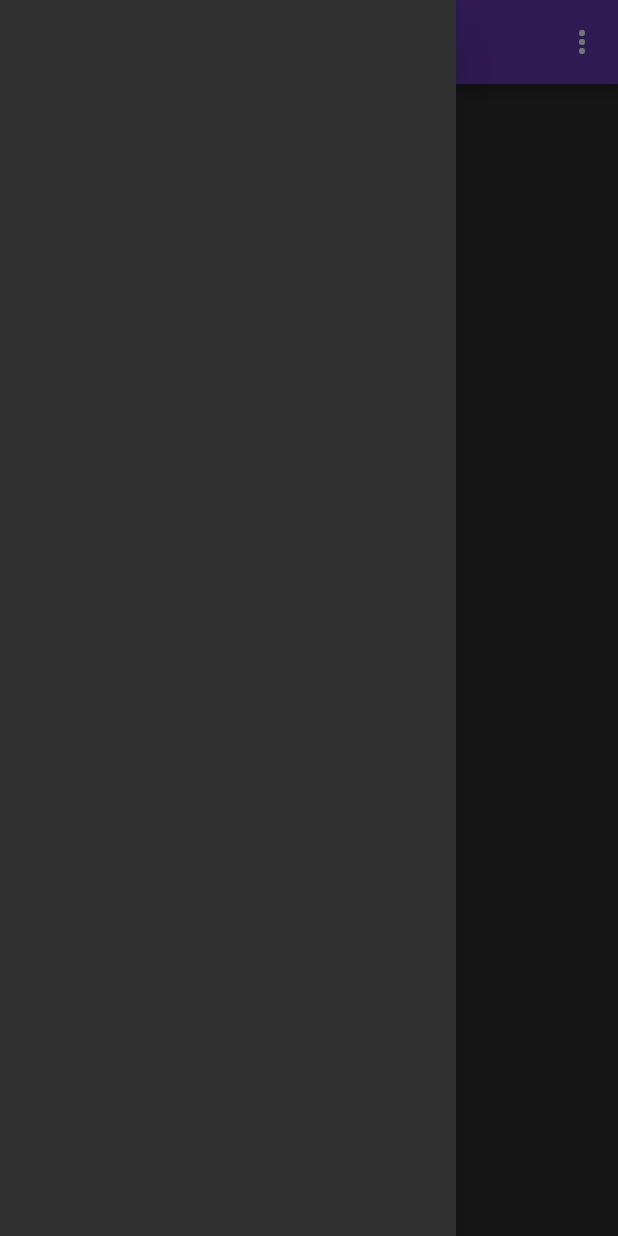
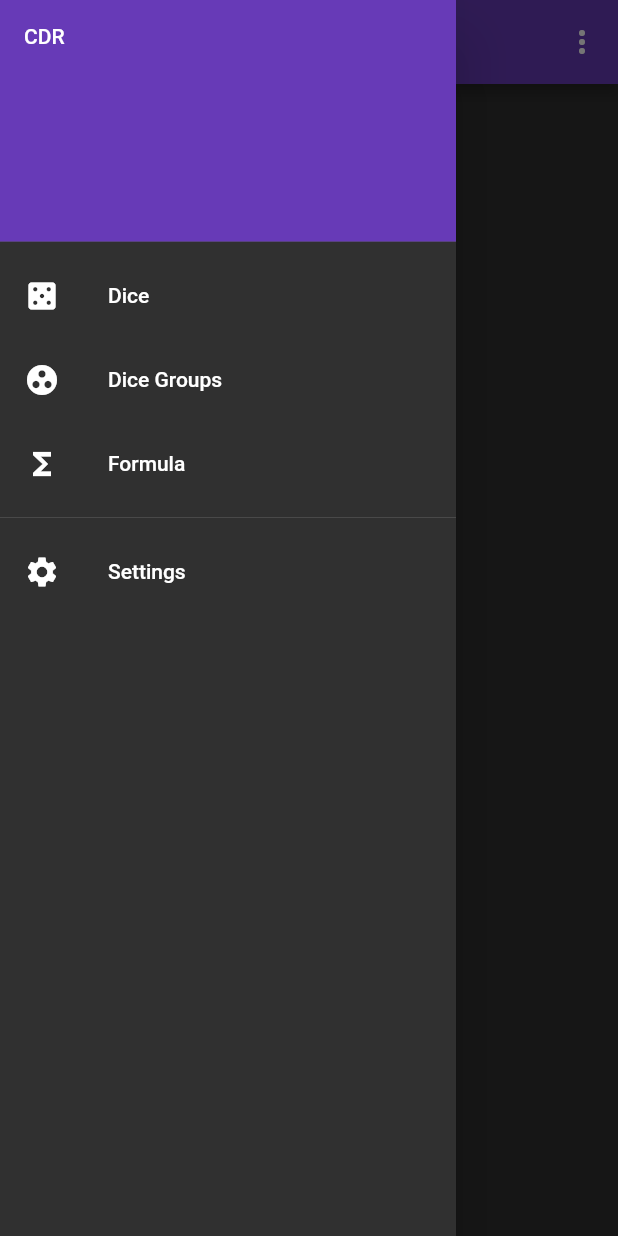
Before and after one commit to CalebQ42/CustomDiceRoller, a Flutter app: the screen it shows after launch, with the side drawer open, on a phone screen of 412 x 824 dp. Run offline on Flutter 3.47's test engine with Material 2 defaults, Android fonts, the phone set to English and light mode, and no system bars; our stand-ins replace shared_preferences; statements that could not run were skipped.

Commit message:
Various Stuff File work is done Updated Deps Created Common Widgets used for all screens

```diff
--- a/lib/Dice/Dice.dart
+++ b/lib/Dice/Dice.dart
@@ -1,5 +1,7 @@
+import 'dart:io';
 import 'dart:math';
 
+import 'package:customdiceroller/CDR.dart';
 import 'package:customdiceroller/CustVars/JsonSavable.dart';
 import 'package:customdiceroller/Dice/DiceResults.dart';
 import 'package:customdiceroller/Dice/Sides.dart';
@@ -20,7 +22,7 @@ class Die extends JsonSavable{
     sides = new List<JsonSavable>();
   }
   Die.withSides([this._name,this.sides]);
-  Die.fromJson(Map<String,dynamic> mp){load(mp);}
+  Die.fromJson(Map<String,dynamic> mp):super.fromJson(mp);
 
   JsonSavable clone() => Die.withSides(_name,new List<JsonSavable>.from(sides));
   void load(Map<String, dynamic> mp) {
@@ -33,10 +35,19 @@ class Die extends JsonSavable{
   SimpleSide getSimple(int i) => sides[i];
   int rollIndex() => new Random().nextInt(sides.length);
   String toString() => _name + " " + sides.toString();
-  //TODO: localLocation
+  String localLocation(CDR cdr) => cdr.dir + "/" + _name.replaceAll(" ", "_")+fileExtension;
   //TODO: driveFile
-  //TODO: delete
-  //TODO: rename
+  void delete(CDR cdr) => new File(localLocation(cdr)).deleteSync();
+  void rename (String newName, CDR cdr){
+    while(saving){
+      sleep(new Duration(milliseconds: 200));
+    }
+    saving = true;
+    new File(localLocation(cdr));
+    _name = newName;
+    saveJson(new File(localLocation(cdr)));
+    saving = false;
+  }
   void renameNoFileMove(String name){
     _name = name;
   }
@@ -59,7 +70,7 @@ class Dice extends JsonSavable{
     dice = new List<Die>();
   }
   Dice.withDice(this._name,this.dice);
-  Dice.fromJson(Map<String,dynamic> mp){load(mp);}
+  Dice.fromJson(Map<String,dynamic> mp):super.fromJson(mp);
 
   JsonSavable clone() => Dice.withDice(_name,new List<Die>.from(dice));
   void load(Map<String, dynamic> mp) {
@@ -87,10 +98,19 @@ class Dice extends JsonSavable{
     });
     return dr;
   }
-  //TODO: localLocation
+  String localLocation(CDR cdr) => cdr.dir + "/" + _name.replaceAll(" ", "_")+fileExtension;
   //TODO: driveFile
-  //TODO: delete
-  //TODO: rename
+  void delete(CDR cdr) => new File(localLocation(cdr)).deleteSync();
+  void rename (String newName, CDR cdr){
+    while(saving){
+      sleep(new Duration(milliseconds: 200));
+    }
+    saving = true;
+    new File(localLocation(cdr));
+    _name = newName;
+    saveJson(new File(localLocation(cdr)));
+    saving = false;
+  }
   void renameNoFileMove(String name){
     _name = name;
   }
--- a/lib/Dice/Sides.dart
+++ b/lib/Dice/Sides.dart
@@ -26,7 +26,7 @@ class ComplexSide extends JsonSavable{
   List<ComplexSidePart> parts = new List<ComplexSidePart>();
 
   ComplexSide({this.number = 0,this.parts});
-  ComplexSide.fromJson(Map<String,dynamic> mp){load(mp);}
+  ComplexSide.fromJson(Map<String,dynamic> mp):super.fromJson(mp);
 
   JsonSavable clone() => ComplexSide(number:number,parts:new List<ComplexSidePart>.from(parts));
   void load(Map<String, dynamic> mp) {
@@ -51,7 +51,7 @@ class ComplexSidePart extends JsonSavable{
   int value;
 
   ComplexSidePart({this.name = "",this.value = 0});
-  ComplexSidePart.fromJson(Map<String,dynamic> mp){load(mp);}
+  ComplexSidePart.fromJson(Map<String,dynamic> mp):super.fromJson(mp);
 
   JsonSavable clone() => ComplexSidePart(name:name,value:value);
   void load(Map<String, dynamic> mp){
--- /dev/null
+++ b/lib/UI/Common.dart
@@ -0,0 +1,84 @@
+import 'dart:async';
+
+import 'package:flutter/material.dart';
+import 'package:url_launcher/url_launcher.dart';
+
+class MyAppBar extends AppBar{
+  MyAppBar({Widget title,List<Widget> actions}):super(title: title,actions: (){
+    actions ??= new List();
+    var def = new PopupMenuButton(
+        itemBuilder: (context)=>[
+          PopupMenuItem(
+              value: "G+",
+              child: const Text("G+ Community")
+          ),
+          PopupMenuItem(
+              value: "Translate",
+              child: const Text("Help Translate!")
+          )
+        ],
+        onSelected:(t){
+          var txt = t;
+          switch(txt){
+            case "G+":
+              _launchInBrowser("https://plus.google.com/communities/117741233533206107778");
+              break;
+            case "Translate":
+              _launchInBrowser("https://crwd.in/customdiceroller");
+              break;
+          }
+        }
+    );
+    actions.add(def);
+    return actions;
+  }());
+}
+
+class MyNavDrawer extends Drawer{
+  MyNavDrawer(): super(child: new ListView(
+      padding: EdgeInsets.zero,
+      children: <Widget>[
+        new DrawerHeader(
+          child: const Text("CDR"),
+          decoration: const BoxDecoration(color: Colors.deepPurple),
+        ),
+        new ListTile(
+          leading: const Icon(Icons.casino),
+          title: new Text("Dice"),
+          onTap:(){
+            //TODO
+          }
+        ),
+        new ListTile(
+          leading: const Icon(Icons.group_work),
+          title: new Text("Dice Groups"),
+          onTap:(){
+            //TODO
+          }
+        ),
+        new ListTile(
+          leading: const Icon(Icons.functions),
+          title: new Text("Formula"),
+          onTap:(){
+            //TODO
+          }
+        ),
+        new Divider(),
+        new ListTile(
+          leading: const Icon(Icons.settings),
+          title: new Text("Settings"),
+          onTap:(){
+            //TODO
+          }
+        )
+      ]
+  ));
+}
+
+Future<Null> _launchInBrowser(String url) async {
+  if (await canLaunch(url)) {
+    await launch(url, forceSafariVC: false, forceWebView: false);
+  } else {
+    throw 'Could not launch $url';
+  }
+}
--- a/lib/main.dart
+++ b/lib/main.dart
@@ -1,8 +1,28 @@
+import 'package:customdiceroller/CDR.dart';
+import 'package:customdiceroller/UI/Common.dart';
 import 'package:flutter/material.dart';
 
-void main() => runApp(new DiceStart());
 
-class DiceStart extends StatelessWidget{
+void main(){
+  var cdr = new CDR();
+  cdr.initialize().whenComplete((){
+    //check starting screen and show
+    switch(cdr.prefs.getInt("defSecKey")){
+      case 0:
+        //TODO: Formula
+        break;
+      case 1:
+        //TODO: Die
+        break;
+      case 2:
+        //TODO: Dice
+        break;
+    }
+    runApp(new DiceTestStart());
+  });
+}
+
+class DiceTestStart extends StatelessWidget{
   @override
   Widget build(BuildContext context) {
     return new MaterialApp(
@@ -12,34 +32,9 @@ class DiceStart extends StatelessWidget{
             accentColor: Colors.deepOrangeAccent
         ),
         home: new Scaffold(
-        drawer: new Drawer(),
-        appBar: new AppBar(
+          drawer: new MyNavDrawer(),
+          appBar: new MyAppBar(
             title: new Text("Custom Dice Roller"),
-          actions:[
-            new PopupMenuButton(
-              itemBuilder: (context)=>[
-                PopupMenuItem(
-                  value: "G+",
-                  child: const Text("G+ Community")
-                ),
-                PopupMenuItem(
-                  value: "Translate",
-                  child: const Text("Help Translate!")
-                )
-              ],
-              onSelected:(t){
-                var txt = t as String;
-                switch(txt){
-                  case "G+":
-                    //TODO: Find not brokne thing
-                    break;
-                  case "Translate":
-                    //TODO: Find not brokne thing
-                    break;
-                }
-              }
-            )
-          ]
           ),
         )
     );
```
Also changed, not shown: lib/CDR.dart (renamed from lib/CustVars/CDR.dart, +47 -3 lines), pubspec.yaml (+6 -4 lines), pubspec.lock, 2 other files. Lines whose indentation alone changed are shown as unchanged.
